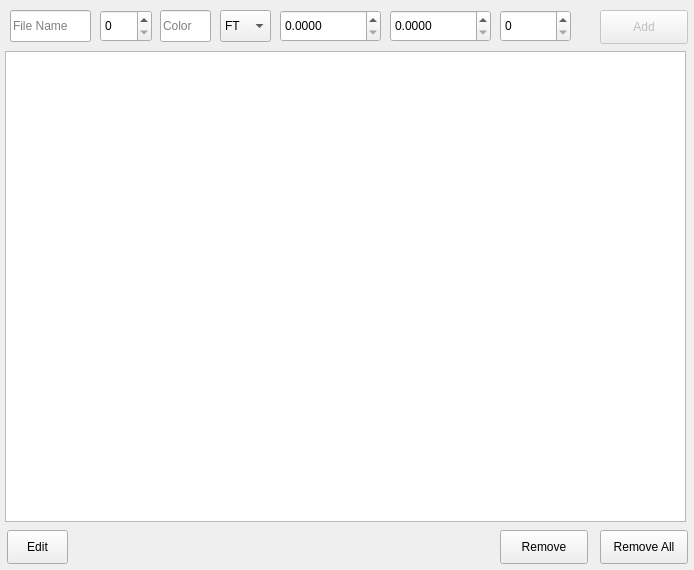
This is src/main/mainwindow.ui in Jackkade/PricingManager as Qt 5 draws it before an edit. The edited form follows.
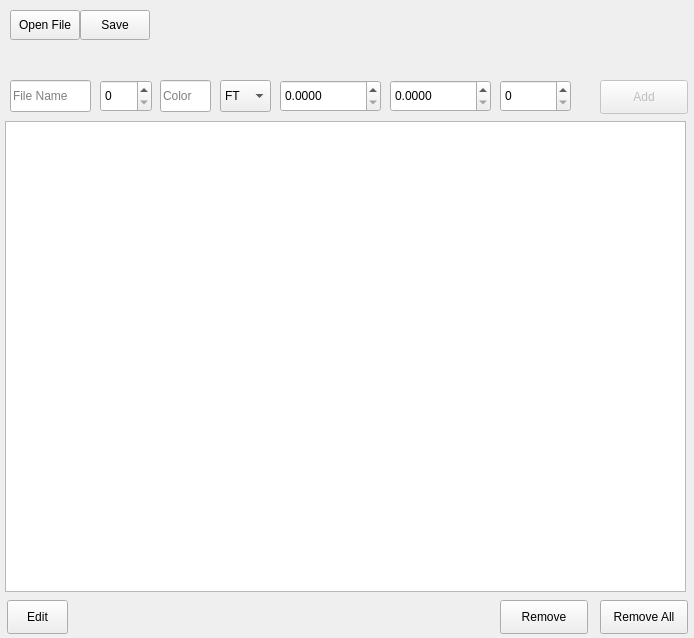
This is the edited form.

Commit message: Added Saver Button + Functionality

What changed in the file:
```diff
--- a/src/main/mainwindow.ui
+++ b/src/main/mainwindow.ui
@@ -7,7 +7,7 @@
     <x>0</x>
     <y>0</y>
     <width>694</width>
-    <height>570</height>
+    <height>638</height>
    </rect>
   </property>
   <property name="windowTitle">
@@ -21,7 +21,7 @@
     <property name="geometry">
      <rect>
       <x>10</x>
-      <y>10</y>
+      <y>80</y>
       <width>81</width>
       <height>32</height>
      </rect>
@@ -43,7 +43,7 @@
     <property name="geometry">
      <rect>
       <x>600</x>
-      <y>10</y>
+      <y>80</y>
       <width>88</width>
       <height>34</height>
      </rect>
@@ -56,7 +56,7 @@
     <property name="geometry">
      <rect>
       <x>5</x>
-      <y>51</y>
+      <y>121</y>
       <width>681</width>
       <height>471</height>
      </rect>
@@ -66,7 +66,7 @@
     <property name="geometry">
      <rect>
       <x>600</x>
-      <y>530</y>
+      <y>600</y>
       <width>88</width>
       <height>34</height>
      </rect>
@@ -79,7 +79,7 @@
     <property name="geometry">
      <rect>
       <x>500</x>
-      <y>530</y>
+      <y>600</y>
       <width>88</width>
       <height>34</height>
      </rect>
@@ -92,7 +92,7 @@
     <property name="geometry">
      <rect>
       <x>100</x>
-      <y>10</y>
+      <y>80</y>
       <width>52</width>
       <height>32</height>
      </rect>
@@ -102,7 +102,7 @@
     <property name="geometry">
      <rect>
       <x>160</x>
-      <y>10</y>
+      <y>80</y>
       <width>51</width>
       <height>32</height>
      </rect>
@@ -121,7 +121,7 @@
     <property name="geometry">
      <rect>
       <x>220</x>
-      <y>10</y>
+      <y>80</y>
       <width>51</width>
       <height>32</height>
      </rect>
@@ -160,7 +160,7 @@
     <property name="geometry">
      <rect>
       <x>280</x>
-      <y>10</y>
+      <y>80</y>
       <width>101</width>
       <height>32</height>
      </rect>
@@ -176,7 +176,7 @@
     <property name="geometry">
      <rect>
       <x>390</x>
-      <y>10</y>
+      <y>80</y>
       <width>101</width>
       <height>32</height>
      </rect>
@@ -192,7 +192,7 @@
     <property name="geometry">
      <rect>
       <x>500</x>
-      <y>10</y>
+      <y>80</y>
       <width>71</width>
       <height>32</height>
      </rect>
@@ -205,7 +205,7 @@
     <property name="geometry">
      <rect>
       <x>7</x>
-      <y>530</y>
+      <y>600</y>
       <width>61</width>
       <height>34</height>
      </rect>
@@ -214,6 +214,32 @@
      <string>Edit</string>
     </property>
    </widget>
+   <widget class="QPushButton" name="btnOpenFile">
+    <property name="geometry">
+     <rect>
+      <x>10</x>
+      <y>10</y>
+      <width>70</width>
+      <height>30</height>
+     </rect>
+    </property>
+    <property name="text">
+     <string>Open File</string>
+    </property>
+   </widget>
+   <widget class="QPushButton" name="btnSave">
+    <property name="geometry">
+     <rect>
+      <x>80</x>
+      <y>10</y>
+      <width>70</width>
+      <height>30</height>
+     </rect>
+    </property>
+    <property name="text">
+     <string>Save</string>
+    </property>
+   </widget>
   </widget>
  </widget>
  <resources/>
```
The commit also changes 2 other files.
